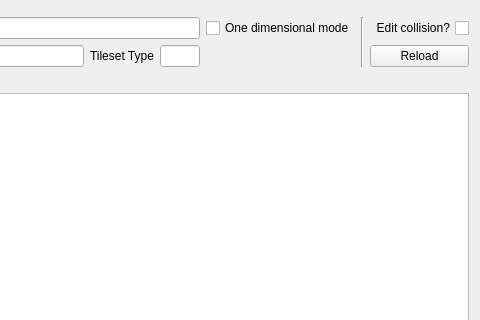
First picture: the form in dsvedit/tileset_editor.ui, repository LagoLunatic/DSVEdit, before the edit; both pictures show x 720 to 1200 and y 0 to 320 of the 1200 by 760 pixel window.
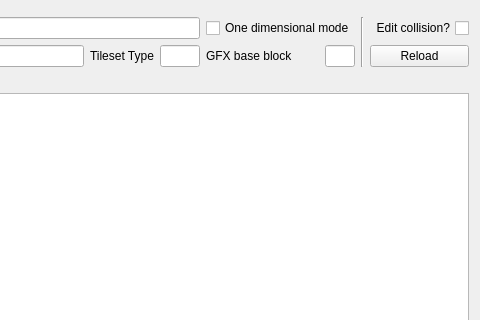
Second picture: the form after the edit.

Commit message: Refactor how GBA tilesets are rendered to properly account for GFX base block

Patch:
```diff
--- a/dsvedit/tileset_editor.ui
+++ b/dsvedit/tileset_editor.ui
@@ -108,9 +108,6 @@
        </property>
       </widget>
      </item>
-     <item row="2" column="7">
-      <widget class="QLineEdit" name="palette_list_pointer_for_tileset"/>
-     </item>
      <item row="2" column="3">
       <widget class="QLineEdit" name="palette_page_list_pointer"/>
      </item>
@@ -134,7 +131,27 @@
        </property>
       </widget>
      </item>
-     <item row="1" column="10">
+     <item row="2" column="7">
+      <widget class="QLineEdit" name="palette_list_pointer_for_tileset"/>
+     </item>
+     <item row="2" column="10">
+      <widget class="QLabel" name="label_15">
+       <property name="text">
+        <string>GFX base block</string>
+       </property>
+      </widget>
+     </item>
+     <item row="2" column="11">
+      <widget class="QLineEdit" name="gfx_base_block">
+       <property name="maximumSize">
+        <size>
+         <width>30</width>
+         <height>16777215</height>
+        </size>
+       </property>
+      </widget>
+     </item>
+     <item row="1" column="10" colspan="2">
       <widget class="QCheckBox" name="one_dimensional_mode">
        <property name="text">
         <string>One dimensional mode</string>
```
The commit also changes 5 other files.
